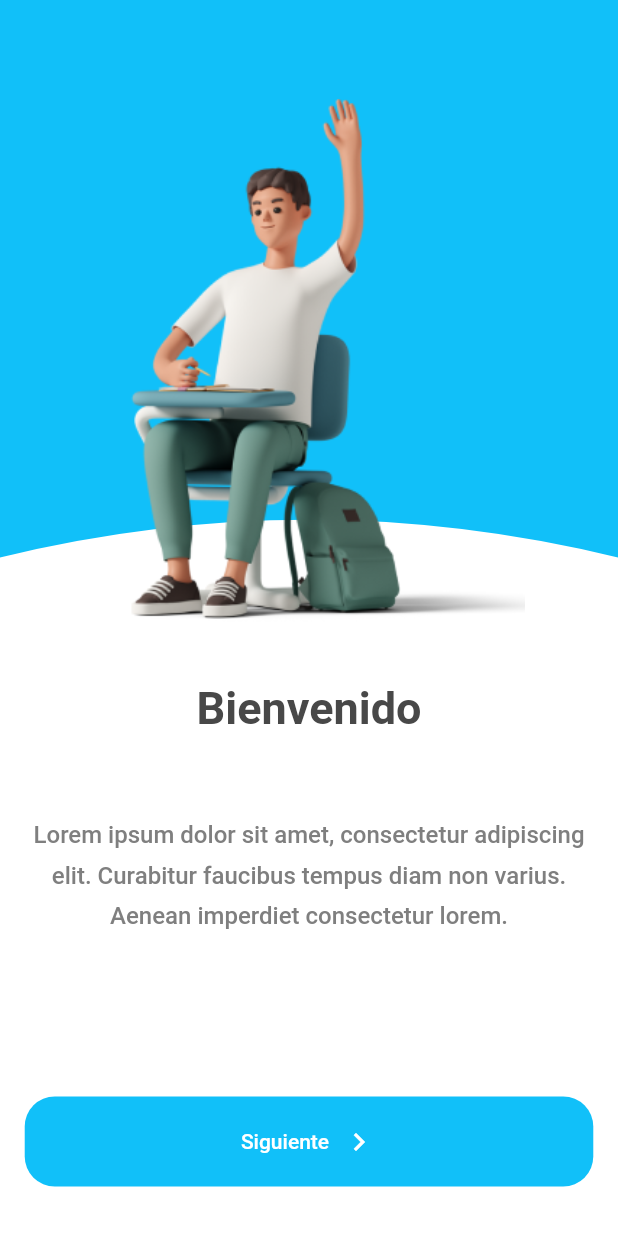
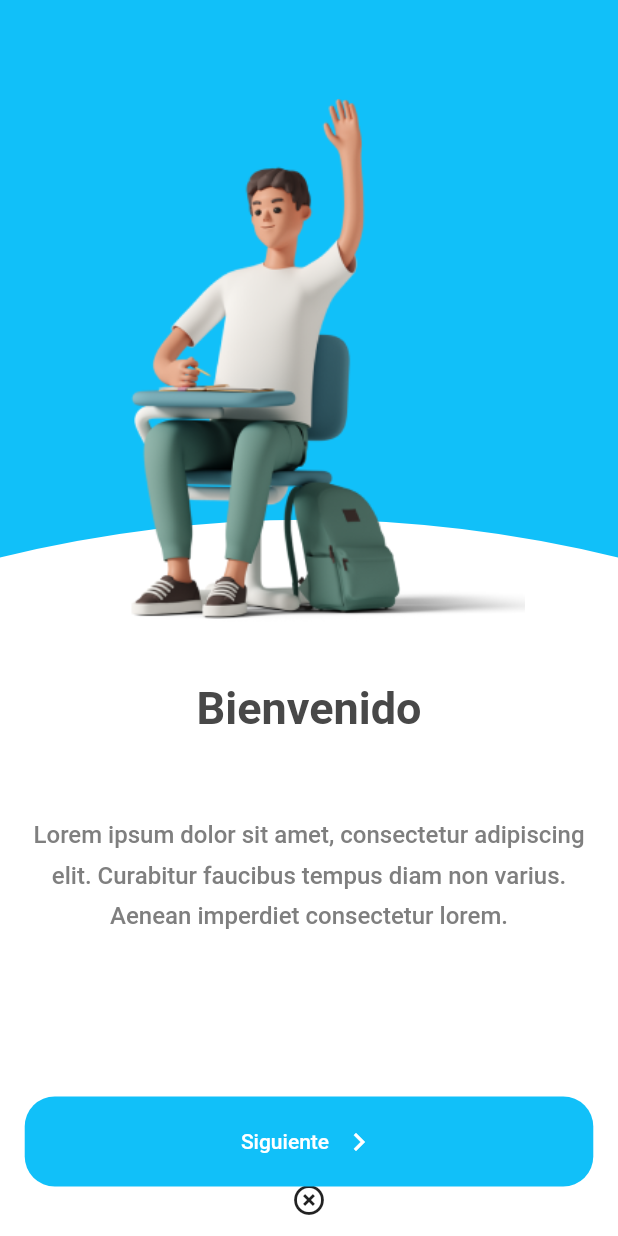
Before and after one commit to WebDev-UPQROO/picture-learning-flutter, a Flutter app: the WelcomeAppScreen screen opened by its route, on a phone screen of 412 x 824 dp. Run offline on Flutter 3.47's test engine with Material 2 defaults, Android fonts, the phone set to English and light mode, and no system bars; our stand-ins replace shared_preferences; accounts and stored records are empty.

Commit message:
bullshit commit

```diff
--- a/lib/screens/login_email/login_email_screen.dart
+++ b/lib/screens/login_email/login_email_screen.dart
@@ -34,7 +34,7 @@ class LoginEmailScreen extends StatelessWidget {
       obscureText2: true,
       submitText: 'Iniciar Sesión',
       submitFunction: (String email, String password) {
-        context.read<LoginEmailProvider>().postLogin(email, password);
+        //context.read<LoginEmailProvider>().postLogin(email, password);
         Navigator.pushNamed(context, Routes.welcomeApp);
       },
     );
--- a/lib/screens/welcome_app/welcome_app_screen.dart
+++ b/lib/screens/welcome_app/welcome_app_screen.dart
@@ -25,6 +25,7 @@ class WelcomeAppScreen extends StatelessWidget {
               ),
             ),
           ),
+          IconButton(onPressed: (){}, icon: Icon(Icons.highlight_off)),
           Positioned(
             right: size.width * 0.15,
             top: size.height * 0.08,
```
